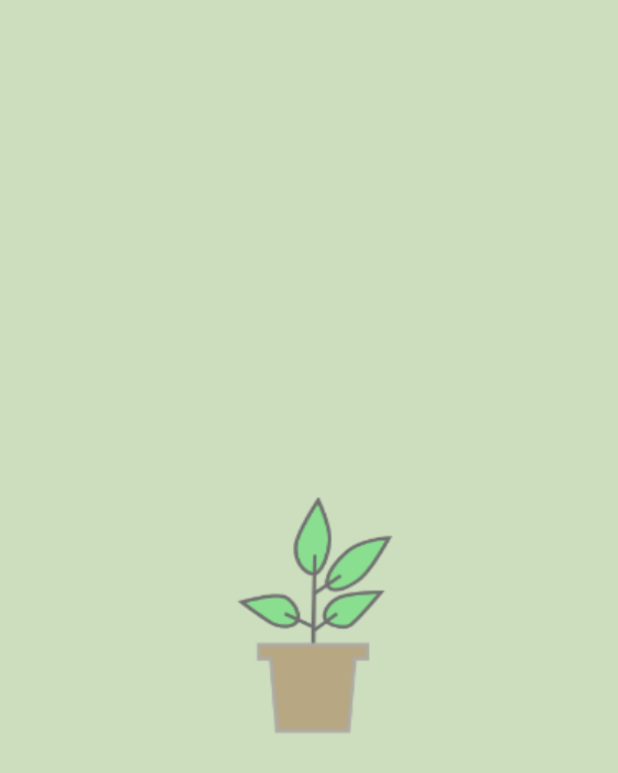
After one commit to Umid0vic/Android_Project_Work, an Android app: the SplashActivity screen opened directly, with no data from a screen before it, on a phone screen of 412 x 824 dp. The commit adds this screen. Shown: the top 773 px of the screen. Run offline under Robolectric (Android 15) with nearby library versions, the phone set to English and light mode, and no system bars; 1 statement that could not run was skipped.

Commit message:
Added SplashActivity

```diff
--- /dev/null
+++ b/app/src/main/java/com/example/faceplant/SplashActivity.kt
@@ -0,0 +1,34 @@
+package com.example.faceplant
+
+import android.content.Intent
+import android.os.Build
+import androidx.appcompat.app.AppCompatActivity
+import android.os.Bundle
+import android.os.Handler
+import android.view.WindowInsets
+import android.view.WindowManager
+
+class SplashActivity : AppCompatActivity() {
+    override fun onCreate(savedInstanceState: Bundle?) {
+        super.onCreate(savedInstanceState)
+        setContentView(R.layout.activity_splash)
+
+        @Suppress("DEPRECATION")
+        if (Build.VERSION.SDK_INT >= Build.VERSION_CODES.R) {
+            window.insetsController?.hide(WindowInsets.Type.statusBars())
+        } else {
+            window.setFlags(
+                WindowManager.LayoutParams.FLAG_FULLSCREEN,
+                WindowManager.LayoutParams.FLAG_FULLSCREEN
+            )
+        }
+
+
+        Handler().postDelayed(
+            {
+                startActivity(Intent(this@SplashActivity, MainActivity::class.java))
+                finish()
+            }, 1500
+        )
+    }
+}
--- /dev/null
+++ b/app/src/main/res/layout/activity_splash.xml
@@ -0,0 +1,10 @@
+<?xml version="1.0" encoding="utf-8"?>
+<androidx.constraintlayout.widget.ConstraintLayout xmlns:android="http://schemas.android.com/apk/res/android"
+    xmlns:app="http://schemas.android.com/apk/res-auto"
+    xmlns:tools="http://schemas.android.com/tools"
+    android:layout_width="match_parent"
+    android:layout_height="match_parent"
+    android:background="@drawable/splash_image"
+    tools:context=".SplashActivity">
+
+</androidx.constraintlayout.widget.ConstraintLayout>
--- /dev/null
+++ b/app/src/main/res/values/dimenstions.xml
@@ -0,0 +1,5 @@
+<?xml version="1.0" encoding="utf-8"?>
+<resources>
+    <dimen name="splash_title_text_size">35sp</dimen>
+
+</resources>
--- a/app/src/main/res/values/themes.xml
+++ b/app/src/main/res/values/themes.xml
@@ -13,4 +13,9 @@
         <item name="android:statusBarColor" tools:targetApi="l">?attr/colorPrimaryVariant</item>
         <!-- Customize your theme here. -->
     </style>
+
+    <style name="Theme.Faceplant.NoActionBar">
+        <item name="windowActionBar">false</item>
+        <item name="windowNoTitle">true</item>
+    </style>
 </resources>
```
Also changed, not shown: app/src/main/AndroidManifest.xml (+8 -2 lines), app/src/main/res/drawable/splash_image.png (added), 1 other file.
